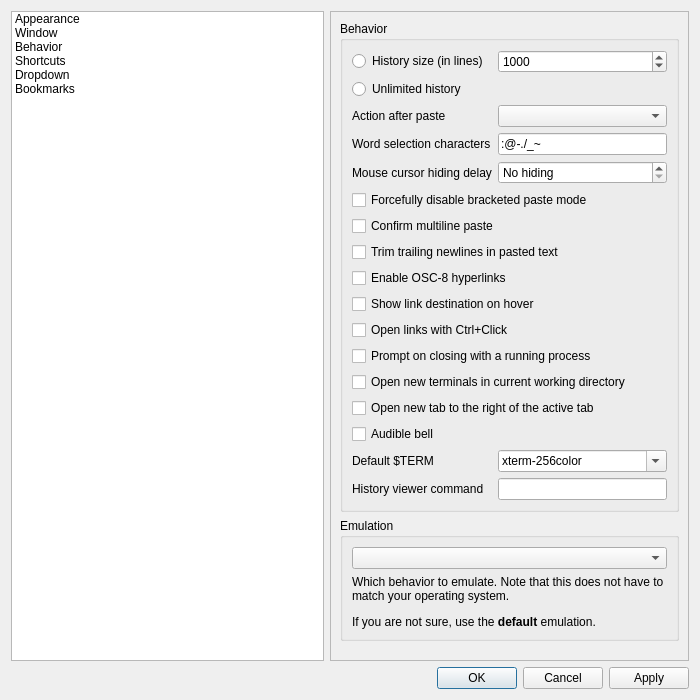
Before: the Qt Designer form src/forms/propertiesdialog.ui in lxqt/qterminal, drawn with Qt 5.
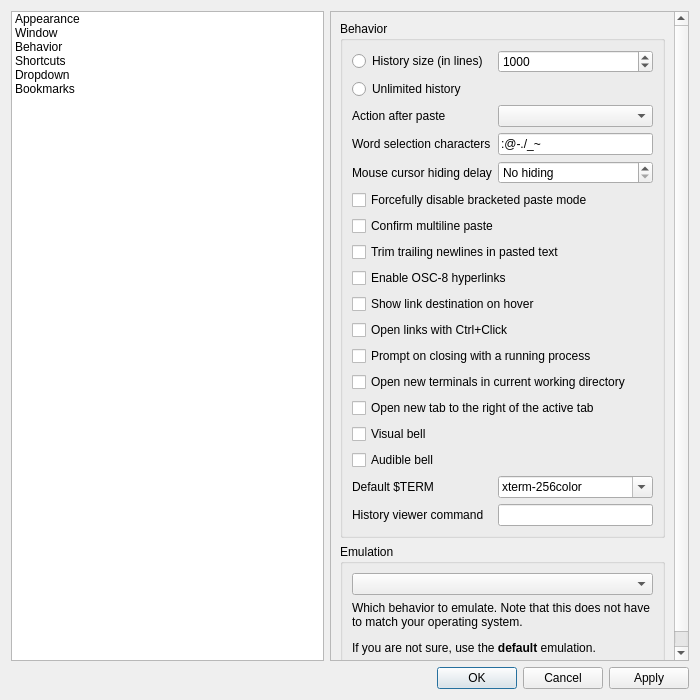
After: the same form once the commit is applied. The open tabs and pages were chosen to show the change. Icons and pictures are not drawn.

Commit message:
implement visual bell (#1361)
Fixes #1356

There's no access to the color scheme so add a hidden config
(there's also not QColorButton…) in case some upset user
really doesn't like red

```diff
--- a/src/forms/propertiesdialog.ui
+++ b/src/forms/propertiesdialog.ui
@@ -872,20 +872,27 @@
                </widget>
               </item>
               <item row="14" column="0">
+               <widget class="QCheckBox" name="visualBellCheckBox">
+                <property name="text">
+                 <string>Visual bell</string>
+                </property>
+               </widget>
+              </item>
+              <item row="15" column="0">
                <widget class="QCheckBox" name="audibleBellCheckBox">
                 <property name="text">
                  <string>Audible bell</string>
                 </property>
                </widget>
               </item>
-              <item row="15" column="0">
+              <item row="16" column="0">
                <widget class="QLabel" name="label_14">
                 <property name="text">
                  <string>Default $TERM</string>
                 </property>
                </widget>
               </item>
-              <item row="15" column="1">
+              <item row="16" column="1">
                <widget class="QComboBox" name="termComboBox">
                 <property name="sizePolicy">
                  <sizepolicy hsizetype="Expanding" vsizetype="Fixed">
@@ -911,10 +918,10 @@
                 </item>
                </widget>
               </item>
-              <item row="16" column="1">
+              <item row="17" column="1">
                <widget class="QLineEdit" name="handleHistoryLineEdit"/>
               </item>
-              <item row="16" column="0">
+              <item row="17" column="0">
                <widget class="QLabel" name="label_17">
                 <property name="toolTip">
                  <string>This command will be run with an argument containing the file name of a tempfile containing the scrollback history
```
The commit also changes 4 other files.
